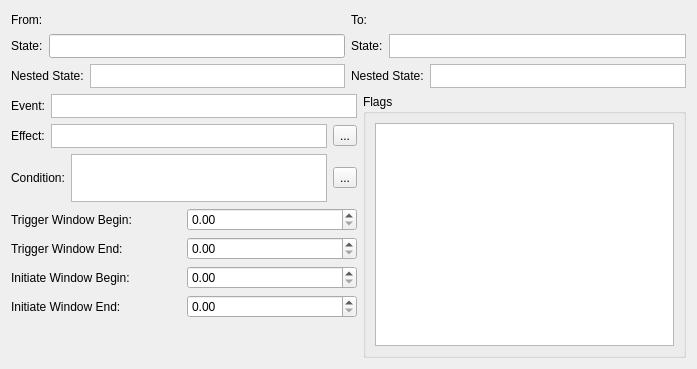
First picture: the form in gui/src/widgets/TransitionEditor.ui, repository aerisarn/ck-cmd, before the edit.
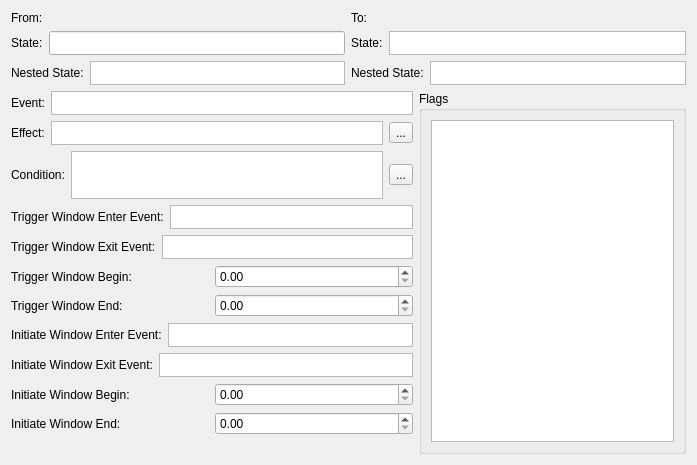
Second picture: the form after the edit.

Commit message: Add NULL objects by UI, Edit transition triggers events, general fixes

```diff
--- a/gui/src/widgets/TransitionEditor.ui
+++ b/gui/src/widgets/TransitionEditor.ui
@@ -7,7 +7,7 @@
     <x>0</x>
     <y>0</y>
     <width>697</width>
-    <height>369</height>
+    <height>465</height>
    </rect>
   </property>
   <property name="windowTitle">
@@ -400,6 +400,102 @@
          </item>
         </layout>
        </item>
+       <item>
+        <layout class="QHBoxLayout" name="horizontalLayout_14">
+         <item>
+          <widget class="QLabel" name="label_14">
+           <property name="maximumSize">
+            <size>
+             <width>16777215</width>
+             <height>24</height>
+            </size>
+           </property>
+           <property name="text">
+            <string>Trigger Window Enter Event:</string>
+           </property>
+          </widget>
+         </item>
+         <item>
+          <widget class="QTableView" name="triggerWindowEnterEventTableView">
+           <property name="maximumSize">
+            <size>
+             <width>16777215</width>
+             <height>24</height>
+            </size>
+           </property>
+           <property name="selectionMode">
+            <enum>QAbstractItemView::NoSelection</enum>
+           </property>
+           <property name="textElideMode">
+            <enum>Qt::ElideNone</enum>
+           </property>
+           <property name="showGrid">
+            <bool>false</bool>
+           </property>
+           <attribute name="horizontalHeaderVisible">
+            <bool>false</bool>
+           </attribute>
+           <attribute name="horizontalHeaderStretchLastSection">
+            <bool>true</bool>
+           </attribute>
+           <attribute name="verticalHeaderVisible">
+            <bool>false</bool>
+           </attribute>
+           <attribute name="verticalHeaderDefaultSectionSize">
+            <number>24</number>
+           </attribute>
+          </widget>
+         </item>
+        </layout>
+       </item>
+       <item>
+        <layout class="QHBoxLayout" name="horizontalLayout_15">
+         <item>
+          <widget class="QLabel" name="label_15">
+           <property name="maximumSize">
+            <size>
+             <width>16777215</width>
+             <height>24</height>
+            </size>
+           </property>
+           <property name="text">
+            <string>Trigger Window Exit Event:</string>
+           </property>
+          </widget>
+         </item>
+         <item>
+          <widget class="QTableView" name="triggerWindowExitEventTableView">
+           <property name="maximumSize">
+            <size>
+             <width>16777215</width>
+             <height>24</height>
+            </size>
+           </property>
+           <property name="selectionMode">
+            <enum>QAbstractItemView::NoSelection</enum>
+           </property>
+           <property name="textElideMode">
+            <enum>Qt::ElideNone</enum>
+           </property>
+           <property name="showGrid">
+            <bool>false</bool>
+           </property>
+           <attribute name="horizontalHeaderVisible">
+            <bool>false</bool>
+           </attribute>
+           <attribute name="horizontalHeaderStretchLastSection">
+            <bool>true</bool>
+           </attribute>
+           <attribute name="verticalHeaderVisible">
+            <bool>false</bool>
+           </attribute>
+           <attribute name="verticalHeaderDefaultSectionSize">
+            <number>24</number>
+           </attribute>
+          </widget>
+         </item>
+        </layout>
+       </item>
        <item>
         <layout class="QHBoxLayout" name="horizontalLayout_5">
          <item>
@@ -428,6 +524,102 @@
          </item>
         </layout>
        </item>
+       <item>
+        <layout class="QHBoxLayout" name="horizontalLayout_16">
+         <item>
+          <widget class="QLabel" name="label_16">
+           <property name="maximumSize">
+            <size>
+             <width>16777215</width>
+             <height>24</height>
+            </size>
+           </property>
+           <property name="text">
+            <string>Initiate Window Enter Event:</string>
+           </property>
+          </widget>
+         </item>
+         <item>
+          <widget class="QTableView" name="initiateWindowEnterEventTableView">
+           <property name="maximumSize">
+            <size>
+             <width>16777215</width>
+             <height>24</height>
+            </size>
+           </property>
+           <property name="selectionMode">
+            <enum>QAbstractItemView::NoSelection</enum>
+           </property>
+           <property name="textElideMode">
+            <enum>Qt::ElideNone</enum>
+           </property>
+           <property name="showGrid">
+            <bool>false</bool>
+           </property>
+           <attribute name="horizontalHeaderVisible">
+            <bool>false</bool>
+           </attribute>
+           <attribute name="horizontalHeaderStretchLastSection">
+            <bool>true</bool>
+           </attribute>
+           <attribute name="verticalHeaderVisible">
+            <bool>false</bool>
+           </attribute>
+           <attribute name="verticalHeaderDefaultSectionSize">
+            <number>24</number>
+           </attribute>
+          </widget>
+         </item>
+        </layout>
+       </item>
+       <item>
+        <layout class="QHBoxLayout" name="horizontalLayout_17">
+         <item>
+          <widget class="QLabel" name="label_17">
+           <property name="maximumSize">
+            <size>
+             <width>16777215</width>
+             <height>24</height>
+            </size>
+           </property>
+           <property name="text">
+            <string>Initiate Window Exit Event:</string>
+           </property>
+          </widget>
+         </item>
+         <item>
+          <widget class="QTableView" name="initiateWindowExitEventTableView">
+           <property name="maximumSize">
+            <size>
+             <width>16777215</width>
+             <height>24</height>
+            </size>
+           </property>
+           <property name="selectionMode">
+            <enum>QAbstractItemView::NoSelection</enum>
+           </property>
+           <property name="textElideMode">
+            <enum>Qt::ElideNone</enum>
+           </property>
+           <property name="showGrid">
+            <bool>false</bool>
+           </property>
+           <attribute name="horizontalHeaderVisible">
+            <bool>false</bool>
+           </attribute>
+           <attribute name="horizontalHeaderStretchLastSection">
+            <bool>true</bool>
+           </attribute>
+           <attribute name="verticalHeaderVisible">
+            <bool>false</bool>
+           </attribute>
+           <attribute name="verticalHeaderDefaultSectionSize">
+            <number>24</number>
+           </attribute>
+          </widget>
+         </item>
+        </layout>
+       </item>
        <item>
         <layout class="QHBoxLayout" name="horizontalLayout_7">
          <item>
```
The commit also changes 18 other files.
